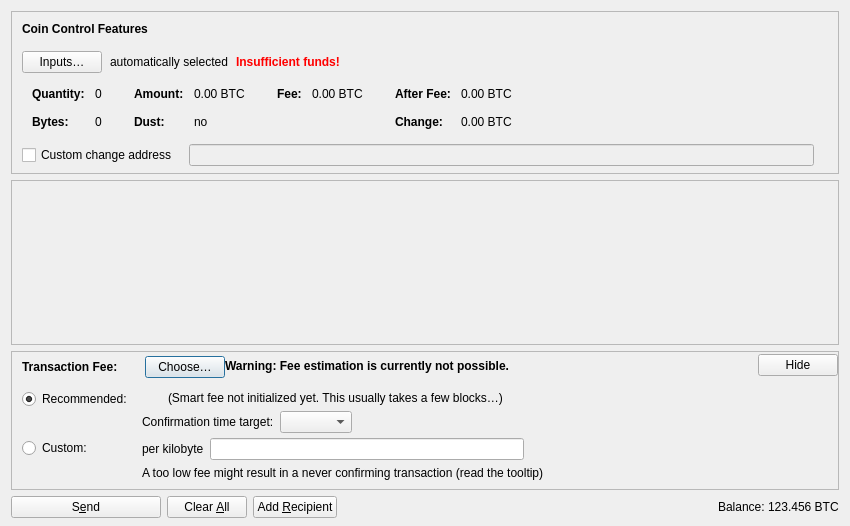
Before: the Qt Designer form src/qt/forms/sendcoinsdialog.ui in nkpatro/catcoin, drawn with Qt 5.
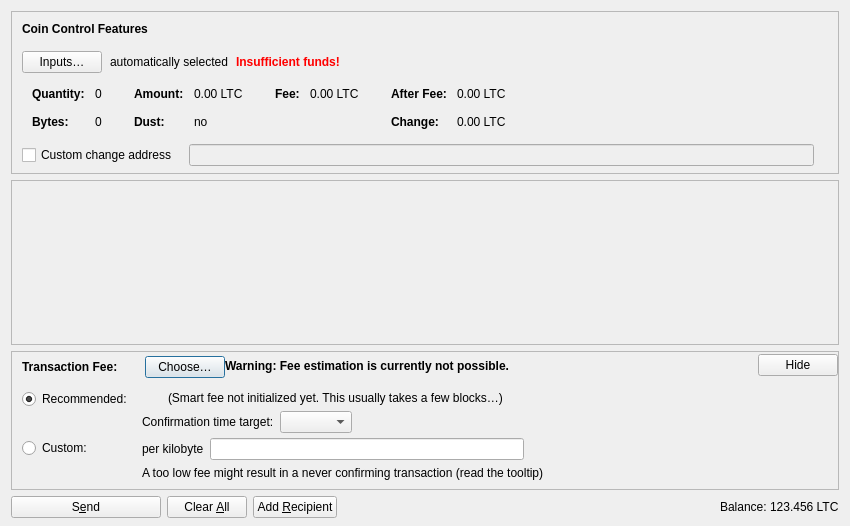
After: the same form once the commit is applied. Icons and pictures are not drawn. Custom widgets are drawn as their Qt base class.

```diff
--- a/src/qt/forms/sendcoinsdialog.ui
+++ b/src/qt/forms/sendcoinsdialog.ui
@@ -324,7 +324,7 @@
                   <enum>Qt::ActionsContextMenu</enum>
                  </property>
                  <property name="text">
-                  <string notr="true">0.00 BTC</string>
+                  <string notr="true">0.00 LTC</string>
                  </property>
                  <property name="textInteractionFlags">
                   <set>Qt::LinksAccessibleByMouse|Qt::TextSelectableByKeyboard|Qt::TextSelectableByMouse</set>
@@ -404,7 +404,7 @@
                   <enum>Qt::ActionsContextMenu</enum>
                  </property>
                  <property name="text">
-                  <string notr="true">0.00 BTC</string>
+                  <string notr="true">0.00 LTC</string>
                  </property>
                  <property name="textInteractionFlags">
                   <set>Qt::LinksAccessibleByMouse|Qt::TextSelectableByKeyboard|Qt::TextSelectableByMouse</set>
@@ -455,7 +455,7 @@
                   <enum>Qt::ActionsContextMenu</enum>
                  </property>
                  <property name="text">
-                  <string notr="true">0.00 BTC</string>
+                  <string notr="true">0.00 LTC</string>
                  </property>
                  <property name="textInteractionFlags">
                   <set>Qt::LinksAccessibleByMouse|Qt::TextSelectableByKeyboard|Qt::TextSelectableByMouse</set>
@@ -484,7 +484,7 @@
                   <enum>Qt::ActionsContextMenu</enum>
                  </property>
                  <property name="text">
-                  <string notr="true">0.00 BTC</string>
+                  <string notr="true">0.00 LTC</string>
                  </property>
                  <property name="textInteractionFlags">
                   <set>Qt::LinksAccessibleByMouse|Qt::TextSelectableByKeyboard|Qt::TextSelectableByMouse</set>
@@ -1204,7 +1204,7 @@
           <cursorShape>IBeamCursor</cursorShape>
          </property>
          <property name="text">
-          <string notr="true">123.456 BTC</string>
+          <string notr="true">123.456 LTC</string>
          </property>
          <property name="textInteractionFlags">
           <set>Qt::LinksAccessibleByMouse|Qt::TextSelectableByKeyboard|Qt::TextSelectableByMouse</set>
```
Left out of the diff: 2 changed lines with no effect on the pictures.
